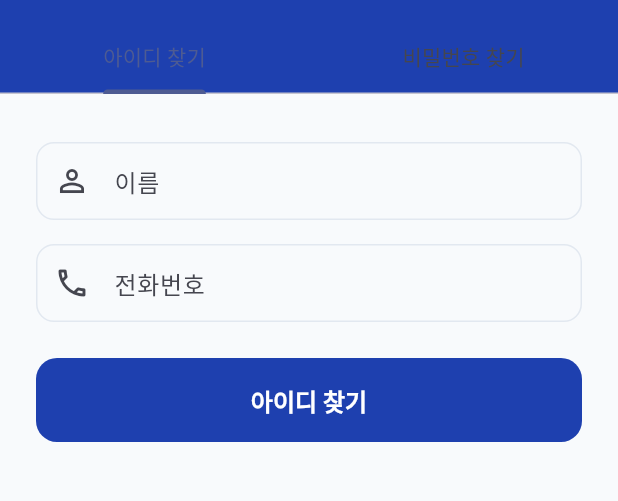
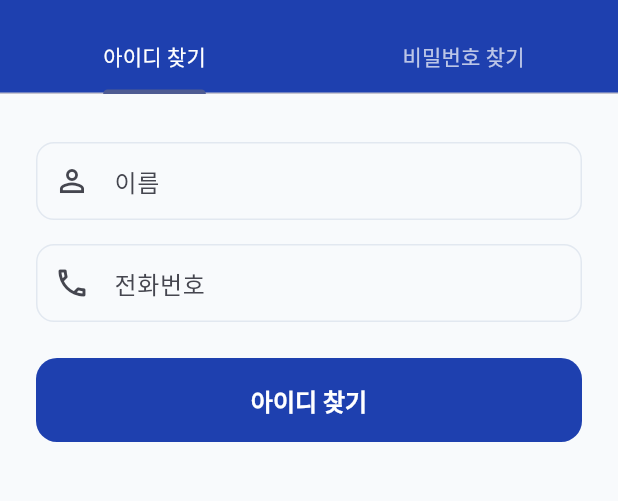
Before and after one commit to minsung6167/Bus_app, a Flutter app: the FindAccountScreen screen opened directly, on a phone screen of 412 x 824 dp, the part 62-563 px from its top. Run offline on Flutter 3.47's test engine with Material 3 defaults, Android fonts, the phone set to English and light mode, and no system bars; our stand-ins replace flutter_dotenv, geolocator, image_picker, qr_flutter, shared_preferences, vibration; missing offline and left inert: flutter_foreground_task; accounts and stored records are empty; network calls fail.

Commit message:
fix: 회원가입 후 로그인 화면으로 이동 + 아이디/비밀번호 찾기 탭 색상
회원가입 성공 시 자동 로그인 대신 로그인 화면으로 리다이렉트.
찾기 화면 탭 레이블 흰색으로 변경.

Co-Authored-By: Claude Sonnet 4.6 <noreply@anthropic.com>

```diff
--- a/lib/screens/auth/find_account_screen.dart
+++ b/lib/screens/auth/find_account_screen.dart
@@ -36,6 +36,8 @@ class _FindAccountScreenState extends State<FindAccountScreen>
         title: Text(AppStrings.get(lang, 'findAccount')),
         bottom: TabBar(
           controller: _tabController,
+          labelColor: Colors.white,
+          unselectedLabelColor: Colors.white70,
           tabs: [
             Tab(text: AppStrings.get(lang, 'findEmail')),
             Tab(text: AppStrings.get(lang, 'findPassword')),
--- a/lib/screens/auth/signup_screen.dart
+++ b/lib/screens/auth/signup_screen.dart
@@ -50,7 +50,6 @@ class _SignupScreenState extends State<SignupScreen> {
       if (err != null) {
         setState(() { _loading = false; _errorMsg = AppStrings.get(lang, err); });
       } else {
-        Navigator.of(context).pop();
         Navigator.of(context).pop();
       }
     }
```
